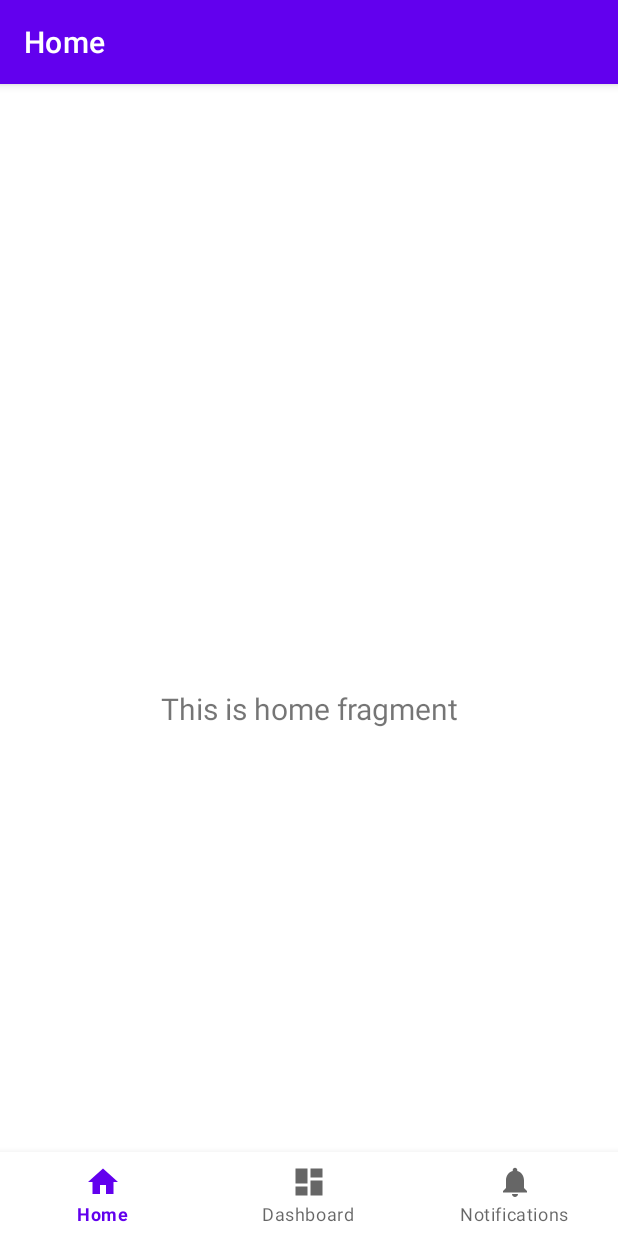
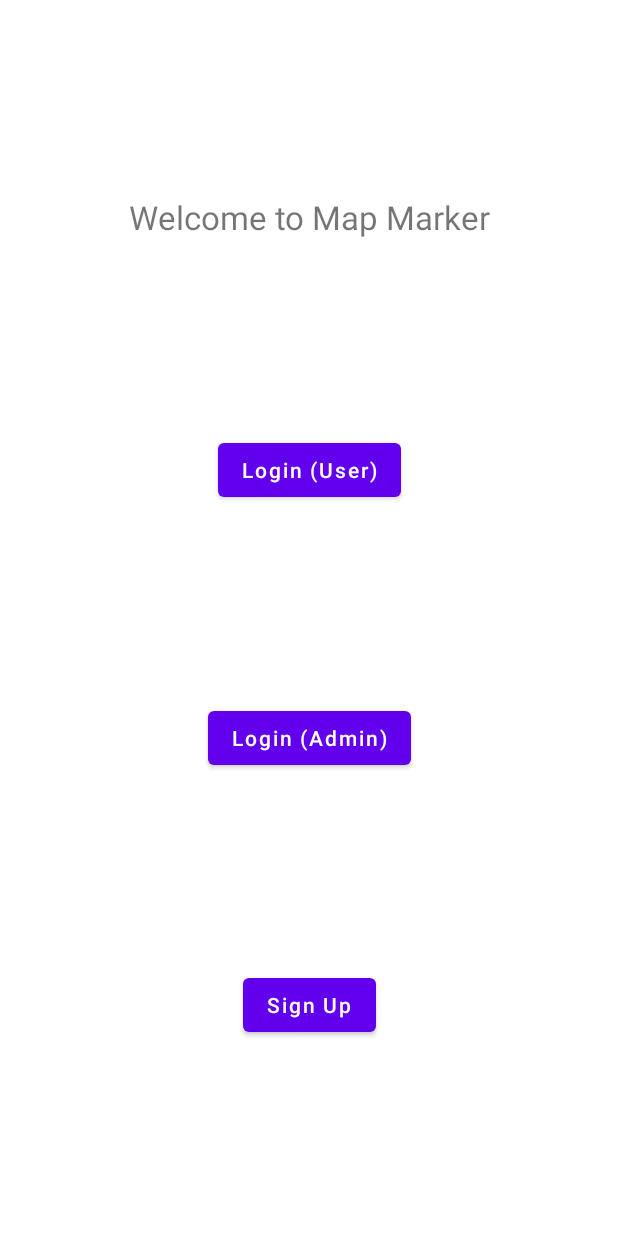
Before and after one commit to mrahmatm/ICT602_PROJECT, an Android app: the screen it shows after launch (MainActivity before the commit, FirstPage after it), on a phone screen of 412 x 824 dp. Run offline under Robolectric (Android 15) with nearby library versions, the phone set to English and light mode, and no system bars.

Commit message:
sign up page

```diff
--- a/app/build.gradle
+++ b/app/build.gradle
@@ -40,6 +40,7 @@ dependencies {
     implementation 'androidx.navigation:navigation-fragment:2.4.0'
     implementation 'androidx.navigation:navigation-ui:2.4.0'
     implementation 'com.google.android.gms:play-services-maps:18.0.2'
+    implementation 'com.android.volley:volley:1.2.0'
     testImplementation 'junit:junit:4.+'
     androidTestImplementation 'androidx.test.ext:junit:1.1.3'
     androidTestImplementation 'androidx.test.espresso:espresso-core:3.4.0'
--- /dev/null
+++ b/app/src/main/java/com/example/ict602_grpproject/FirstPage.java
@@ -0,0 +1,33 @@
+package com.example.ict602_grpproject;
+
+import androidx.appcompat.app.AppCompatActivity;
+
+import android.content.Intent;
+import android.os.Bundle;
+import android.view.View;
+import android.widget.Button;
+
+public class FirstPage extends AppCompatActivity {
+
+    Button loginUser, loginAdmin, signUp;
+
+    @Override
+    protected void onCreate(Bundle savedInstanceState) {
+        super.onCreate(savedInstanceState);
+        setContentView(R.layout.activity_first_page);
+
+        loginUser = (Button) findViewById(R.id.FirstPage_button);
+        loginUser = (Button) findViewById(R.id.FirstPage_button2);
+        signUp = (Button) findViewById(R.id.FirstPage_button3);
+
+        signUp.setOnClickListener(new View.OnClickListener() {
+            @Override
+            public void onClick(View view) {
+                Intent signUp = new Intent(FirstPage.this, SignUpPage.class);
+                startActivity(signUp);
+            }
+        });
+
+
+    }
+}
--- /dev/null
+++ b/app/src/main/res/layout/activity_first_page.xml
@@ -0,0 +1,57 @@
+<?xml version="1.0" encoding="utf-8"?>
+<androidx.constraintlayout.widget.ConstraintLayout xmlns:android="http://schemas.android.com/apk/res/android"
+    xmlns:app="http://schemas.android.com/apk/res-auto"
+    xmlns:tools="http://schemas.android.com/tools"
+    android:layout_width="match_parent"
+    android:layout_height="match_parent"
+    tools:context=".FirstPage">
+
+    <TextView
+        android:id="@+id/FirstPage_textView"
+        android:layout_width="wrap_content"
+        android:layout_height="wrap_content"
+        android:fontFamily="sans-serif"
+        android:text="Welcome to Map Marker"
+        android:textSize="22sp"
+        app:layout_constraintBottom_toTopOf="@+id/FirstPage_button"
+        app:layout_constraintEnd_toEndOf="parent"
+        app:layout_constraintHorizontal_bias="0.5"
+        app:layout_constraintStart_toStartOf="parent"
+        app:layout_constraintTop_toTopOf="parent" />
+
+    <Button
+        android:id="@+id/FirstPage_button"
+        android:layout_width="wrap_content"
+        android:layout_height="wrap_content"
+        android:text="Login (User)"
+        android:textAllCaps="false"
+        app:layout_constraintBottom_toTopOf="@+id/FirstPage_button2"
+        app:layout_constraintEnd_toEndOf="parent"
+        app:layout_constraintHorizontal_bias="0.5"
+        app:layout_constraintStart_toStartOf="parent"
+        app:layout_constraintTop_toBottomOf="@+id/FirstPage_textView" />
+
+    <Button
+        android:id="@+id/FirstPage_button2"
+        android:layout_width="wrap_content"
+        android:layout_height="wrap_content"
+        android:text="Login (Admin)"
+        android:textAllCaps="false"
+        app:layout_constraintBottom_toTopOf="@+id/FirstPage_button3"
+        app:layout_constraintEnd_toEndOf="parent"
+        app:layout_constraintHorizontal_bias="0.5"
+        app:layout_constraintStart_toStartOf="parent"
+        app:layout_constraintTop_toBottomOf="@+id/FirstPage_button" />
+
+    <Button
+        android:id="@+id/FirstPage_button3"
+        android:layout_width="wrap_content"
+        android:layout_height="wrap_content"
+        android:text="Sign Up"
+        android:textAllCaps="false"
+        app:layout_constraintBottom_toBottomOf="parent"
+        app:layout_constraintEnd_toEndOf="parent"
+        app:layout_constraintHorizontal_bias="0.5"
+        app:layout_constraintStart_toStartOf="parent"
+        app:layout_constraintTop_toBottomOf="@+id/FirstPage_button2" />
+</androidx.constraintlayout.widget.ConstraintLayout>
--- a/app/src/main/res/values-night/themes.xml
+++ b/app/src/main/res/values-night/themes.xml
@@ -1,6 +1,6 @@
 <resources xmlns:tools="http://schemas.android.com/tools">
     <!-- Base application theme. -->
-    <style name="Theme.ICT602_GRPPROJECT" parent="Theme.MaterialComponents.DayNight.DarkActionBar">
+    <style name="Theme.ICT602_GRPPROJECT" parent="Theme.MaterialComponents.DayNight.NoActionBar">
         <!-- Primary brand color. -->
         <item name="colorPrimary">@color/purple_200</item>
         <item name="colorPrimaryVariant">@color/purple_700</item>
--- a/app/src/main/res/values/themes.xml
+++ b/app/src/main/res/values/themes.xml
@@ -1,6 +1,6 @@
 <resources xmlns:tools="http://schemas.android.com/tools">
     <!-- Base application theme. -->
-    <style name="Theme.ICT602_GRPPROJECT" parent="Theme.MaterialComponents.DayNight.DarkActionBar">
+    <style name="Theme.ICT602_GRPPROJECT" parent="Theme.MaterialComponents.DayNight.NoActionBar">
         <!-- Primary brand color. -->
         <item name="colorPrimary">@color/purple_500</item>
         <item name="colorPrimaryVariant">@color/purple_700</item>
```
Also changed, not shown: app/src/main/AndroidManifest.xml (+12 -4 lines), app/src/main/java/com/example/ict602_grpproject/SignUpPage.java (added, +36 -0 lines), app/src/main/res/layout/activity_sign_up_page.xml (added, +97 -0 lines).
